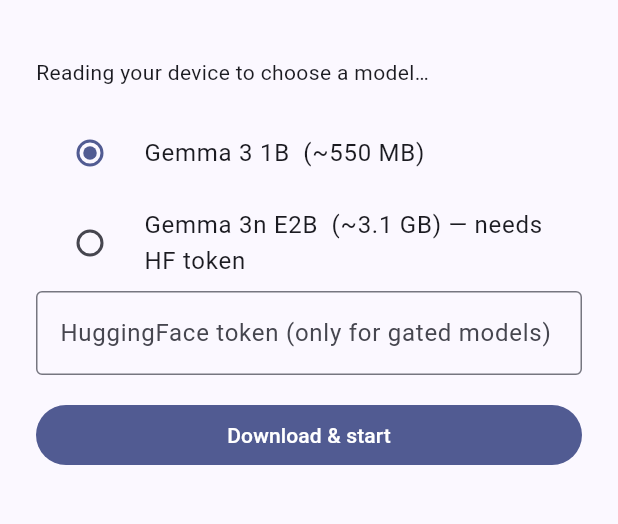
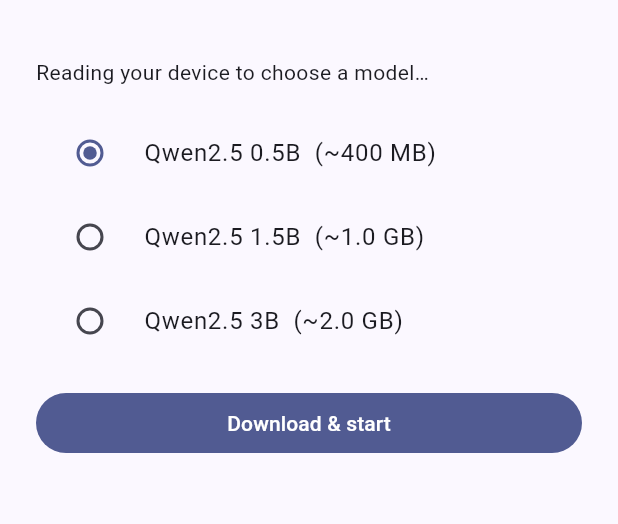
Before and after one commit to HemanthStarFullStack/willNameItLater, a Flutter app: the screen it shows after launch, on a phone screen of 412 x 824 dp, the part 63-587 px from its top. Run offline on Flutter 3.47's test engine with Material 3 defaults, Android fonts, the phone set to English and light mode, and no system bars; our stand-ins replace dio; missing offline and left inert: lib_llama_cpp, system_info_plus.

Commit message:
Swap engine to llama.cpp/GGUF (lib_llama_cpp): open Qwen models, no token; minSdk 28, INTERNET perm

```diff
--- a/mobile/lib/main.dart
+++ b/mobile/lib/main.dart
@@ -1,50 +1,52 @@
+import 'dart:io';
+
+import 'package:dio/dio.dart';
 import 'package:flutter/material.dart';
-import 'package:flutter_gemma/flutter_gemma.dart';
-import 'package:flutter_gemma_mediapipe/flutter_gemma_mediapipe.dart';
-import 'package:shared_preferences/shared_preferences.dart';
+import 'package:lib_llama_cpp/lib_llama_cpp.dart';
+import 'package:path_provider/path_provider.dart';
 import 'package:system_info_plus/system_info_plus.dart';
 
-// On-device model ladder, smallest first. `minRamGB` is the total device RAM
-// below which we won't auto-pick a model (weights + KV cache + the app all have
-// to fit in memory or the OS kills us). Gated models sit behind a free
-// HuggingFace token with the Gemma license accepted.
+// Open GGUF model ladder (Qwen2.5) — direct HuggingFace downloads, no account
+// and no token. `minRamGB` is the total device RAM below which we won't
+// auto-pick a model: the weights + KV cache + the app all have to fit in memory
+// or the OS kills us.
 const _models = [
   (
-    name: 'Gemma 3 1B',
-    size: '~550 MB',
+    name: 'Qwen2.5 0.5B',
+    size: '~400 MB',
     minRamGB: 0.0,
-    gated: false,
-    url: 'https://huggingface.co/litert-community/Gemma3-1B-IT/resolve/main/'
-        'Gemma3-1B-IT_multi-prefill-seq_q8_ekv2048.task',
+    file: 'qwen2.5-0.5b-instruct-q4_k_m.gguf',
+    url: 'https://huggingface.co/Qwen/Qwen2.5-0.5B-Instruct-GGUF/resolve/main/'
+        'qwen2.5-0.5b-instruct-q4_k_m.gguf',
   ),
   (
-    name: 'Gemma 3n E2B',
-    size: '~3.1 GB',
+    name: 'Qwen2.5 1.5B',
+    size: '~1.0 GB',
+    minRamGB: 3.0,
+    file: 'qwen2.5-1.5b-instruct-q4_k_m.gguf',
+    url: 'https://huggingface.co/Qwen/Qwen2.5-1.5B-Instruct-GGUF/resolve/main/'
+        'qwen2.5-1.5b-instruct-q4_k_m.gguf',
+  ),
+  (
+    name: 'Qwen2.5 3B',
+    size: '~2.0 GB',
     minRamGB: 6.0,
-    gated: true,
-    url: 'https://huggingface.co/google/gemma-3n-E2B-it-litert-preview/'
-        'resolve/main/gemma-3n-E2B-it-int4.task',
+    file: 'qwen2.5-3b-instruct-q4_k_m.gguf',
+    url: 'https://huggingface.co/Qwen/Qwen2.5-3B-Instruct-GGUF/resolve/main/'
+        'qwen2.5-3b-instruct-q4_k_m.gguf',
   ),
 ];
 
 // Let the device's specs choose: the biggest model whose RAM floor it clears.
-// Gated models are skipped when there's no token (we can't download them), so
-// the auto-pick always lands on something actually installable.
-int _pickModel(double ramGB, bool hasToken) {
+int _pickModel(double ramGB) {
   var best = 0;
   for (var i = 0; i < _models.length; i++) {
-    if (ramGB >= _models[i].minRamGB && (!_models[i].gated || hasToken)) {
-      best = i;
-    }
+    if (ramGB >= _models[i].minRamGB) best = i;
   }
   return best;
 }
 
-void main() async {
-  WidgetsFlutterBinding.ensureInitialized();
-  await FlutterGemma.initialize(inferenceEngines: [MediaPipeEngine()]);
-  runApp(const App());
-}
+void main() => runApp(const App());
 
 class App extends StatelessWidget {
   const App({super.key});
@@ -65,10 +67,9 @@
 }
 
 class _HomeState extends State<Home> {
-  InferenceChat? _chat;
+  LlamaOpenAIClient? _client;
   final _messages = <({String text, bool isUser})>[];
   final _input = TextEditingController();
-  final _token = TextEditingController();
   int _modelIx = 0;
   double? _ramGB;
   double? _progress;
@@ -82,59 +83,53 @@
   }
 
   Future<void> _restore() async {
-    final prefs = await SharedPreferences.getInstance();
-    _token.text = prefs.getString('hf_token') ?? '';
-
     // Read total RAM and let the phone's specs choose the model automatically.
     final mb = await SystemInfoPlus.physicalMemory ?? 0;
     final ramGB = mb / 1024.0;
+    final ix = _pickModel(ramGB);
     setState(() {
       _ramGB = ramGB > 0 ? ramGB : null;
-      _modelIx = _pickModel(ramGB, _token.text.trim().isNotEmpty);
+      _modelIx = ix;
     });
-
-    if (FlutterGemma.hasActiveModel()) {
-      try {
-        await _loadModel();
-      } catch (_) {
-        // Model file gone or engine failed; show setup again.
-      }
-    }
+    // If that model is already on disk from a previous run, load it now.
+    final path = await _modelPath(_models[ix].file);
+    if (File(path).existsSync()) _load(path);
   }
 
-  Future<void> _loadModel() async {
-    setState(() => _status = 'Loading model…');
-    final model = await FlutterGemma.getActiveModel(
-      maxTokens: 2048,
-      preferredBackend: PreferredBackend.gpu, // Metal on the iPad
-    );
-    final chat = await model.createChat(temperature: 0.7);
+  Future<String> _modelPath(String file) async {
+    final dir = await getApplicationDocumentsDirectory();
+    return '${dir.path}/$file';
+  }
+
+  void _load(String path) {
     setState(() {
-      _chat = chat;
+      _client = LlamaOpenAIClient(
+        models: {'local': LlamaModelConfig(modelPath: path)},
+      );
       _status = null;
     });
   }
 
   Future<void> _download() async {
     final m = _models[_modelIx];
-    final token = _token.text.trim();
-    if (m.gated && token.isEmpty) {
-      setState(() => _status = 'This model needs a HuggingFace token '
-          '(free: huggingface.co/settings/tokens, accept the Gemma license).');
+    final path = await _modelPath(m.file);
+    if (File(path).existsSync()) {
+      _load(path);
       return;
     }
-    final prefs = await SharedPreferences.getInstance();
-    await prefs.setString('hf_token', token);
     setState(() {
       _progress = 0;
-      _status = 'Downloading ${m.name}…';
+      _status = 'Downloading ${m.name} (${m.size})… first time only.';
     });
     try {
-      await FlutterGemma.installModel(modelType: ModelType.gemmaIt)
-          .fromNetwork(m.url, token: token.isEmpty ? null : token)
-          .withProgress((p) => setState(() => _progress = p / 100))
-          .install();
-      await _loadModel();
+      // Download to a .part file, then rename — so an interrupted download is
+      // never mistaken for a complete model on the next launch.
+      await Dio().download(m.url, '$path.part',
+          onReceiveProgress: (rec, total) {
+        if (total > 0) setState(() => _progress = rec / total);
+      });
+      await File('$path.part').rename(path);
+      _load(path);
     } catch (e) {
       setState(() => _status = 'Download failed: $e');
     } finally {
@@ -144,8 +139,8 @@
 
   Future<void> _send() async {
     final text = _input.text.trim();
-    final chat = _chat;
-    if (text.isEmpty || chat == null || _generating) return;
+    final client = _client;
+    if (text.isEmpty || client == null || _generating) return;
     _input.clear();
     setState(() {
       _messages.add((text: text, isUser: true));
@@ -153,12 +148,14 @@
       _generating = true;
     });
     try {
-      await chat.addQuery(Message.text(text: text, isUser: true));
-      await for (final r in chat.generateChatResponseAsync()) {
-        if (r is TextResponse) {
+      await for (final event in client.responses.stream(
+        model: 'local',
+        input: text,
+      )) {
+        if (event case LlamaResponseOutputTextDelta(:final delta)) {
           setState(() {
             final last = _messages.removeLast();
-            _messages.add((text: last.text + r.token, isUser: false));
+            _messages.add((text: last.text + delta, isUser: false));
           });
         }
       }
@@ -173,12 +170,10 @@
   }
 
   @override
-  Widget build(BuildContext context) {
-    return Scaffold(
-      appBar: AppBar(title: const Text('🧠 On-Device AI — private, local')),
-      body: _chat == null ? _setup() : _chatView(),
-    );
-  }
+  Widget build(BuildContext context) => Scaffold(
+        appBar: AppBar(title: const Text('🧠 On-Device AI — private, local')),
+        body: _client == null ? _setup() : _chatView(),
+      );
 
   Widget _setup() {
     return Padding(
@@ -190,28 +185,20 @@
             _ramGB == null
                 ? 'Reading your device to choose a model…'
                 : 'Your device has ${_ramGB!.toStringAsFixed(1)} GB RAM — '
-                    'auto-selected ${_models[_modelIx].name}. Everything runs '
-                    'on the device; nothing you type ever leaves it.',
+                    'auto-selected ${_models[_modelIx].name}. Everything runs on '
+                    'the device; nothing you type ever leaves it, and no account '
+                    'or token is needed.',
           ),
           const SizedBox(height: 16),
           for (var i = 0; i < _models.length; i++)
             RadioListTile<int>(
               value: i,
               groupValue: _modelIx,
-              title: Text('${_models[i].name}  (${_models[i].size})'
-                  '${_models[i].gated ? ' — needs HF token' : ''}'),
+              title: Text('${_models[i].name}  (${_models[i].size})'),
               onChanged: _progress != null
                   ? null
                   : (v) => setState(() => _modelIx = v!),
             ),
-          TextField(
-            controller: _token,
-            decoration: const InputDecoration(
-              labelText: 'HuggingFace token (only for gated models)',
-              border: OutlineInputBorder(),
-            ),
-            obscureText: true,
-          ),
           const SizedBox(height: 16),
           if (_progress != null) ...[
             LinearProgressIndicator(value: _progress),
@@ -269,7 +256,7 @@
                     controller: _input,
                     onSubmitted: (_) => _send(),
                     decoration: const InputDecoration(
-                      hintText: 'Ask anything — it stays on this iPad',
+                      hintText: 'Ask anything — it stays on this device',
                       border: OutlineInputBorder(),
                     ),
                   ),
--- a/mobile/pubspec.yaml
+++ b/mobile/pubspec.yaml
@@ -9,8 +9,10 @@
 dependencies:
   flutter:
     sdk: flutter
-  flutter_gemma: ^1.2.3
-  flutter_gemma_mediapipe: ^1.0.4
+  # llama.cpp (GGUF) on-device inference — open models, no HuggingFace token.
+  lib_llama_cpp: ^0.7.3
+  dio: ^5.7.0                # model download with progress
+  path_provider: ^2.1.5     # where to store the downloaded .gguf
   shared_preferences: ^2.5.5
   system_info_plus: ^0.0.6
 
```
Also changed, not shown: mobile/pubspec.lock, 2 other files.
